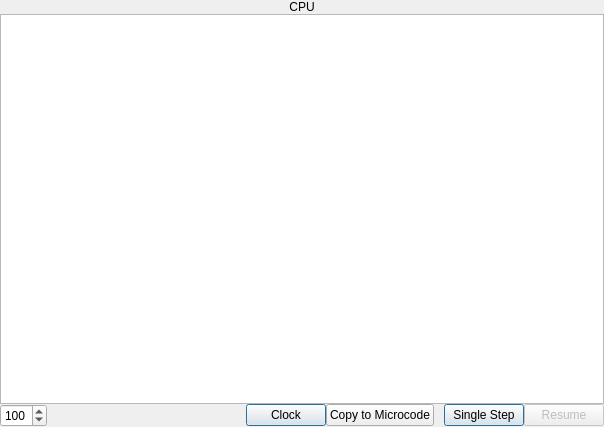
First picture: the form in cpupane.ui, repository StanWarford/pep8cpu, before the edit.
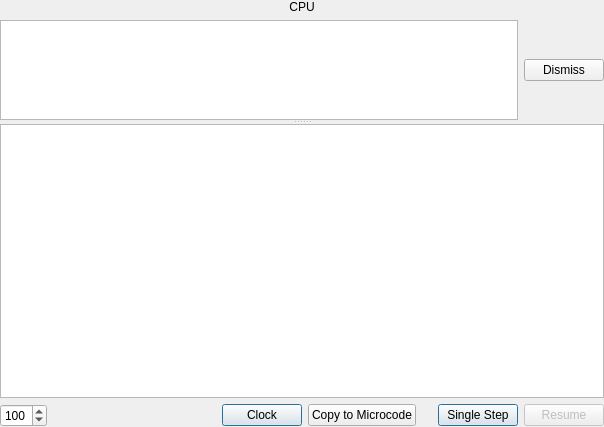
Second picture: the form after the edit.

Commit message: Added an idea for displaying errors in the CPU pane.

Patch:
```diff
--- a/cpupane.ui
+++ b/cpupane.ui
@@ -25,14 +25,11 @@
   <property name="windowTitle">
    <string>Form</string>
   </property>
-  <layout class="QGridLayout" name="gridLayout">
-   <property name="verticalSpacing">
-    <number>0</number>
-   </property>
+  <layout class="QVBoxLayout" name="verticalLayout">
    <property name="margin">
     <number>0</number>
    </property>
-   <item row="0" column="0">
+   <item>
     <widget class="QLabel" name="label">
      <property name="palette">
       <palette>
@@ -106,10 +103,42 @@
      </property>
     </widget>
    </item>
-   <item row="1" column="0">
-    <widget class="QGraphicsView" name="graphicsView"/>
+   <item>
+    <widget class="QSplitter" name="cpuErrorSplitter">
+     <property name="orientation">
+      <enum>Qt::Vertical</enum>
+     </property>
+     <widget class="QWidget" name="">
+      <layout class="QHBoxLayout" name="horizontalLayout_2">
+       <property name="sizeConstraint">
+        <enum>QLayout::SetMaximumSize</enum>
+       </property>
+       <item>
+        <widget class="QTextEdit" name="errorTextEdit">
+         <property name="maximumSize">
+          <size>
+           <width>16777215</width>
+           <height>100</height>
+          </size>
+         </property>
+         <property name="readOnly">
+          <bool>true</bool>
+         </property>
+        </widget>
+       </item>
+       <item>
+        <widget class="QPushButton" name="dismissPushButton">
+         <property name="text">
+          <string>Dismiss</string>
+         </property>
+        </widget>
+       </item>
+      </layout>
+     </widget>
+     <widget class="QGraphicsView" name="graphicsView"/>
+    </widget>
    </item>
-   <item row="2" column="0">
+   <item>
     <layout class="QHBoxLayout" name="horizontalLayout">
      <item>
       <widget class="QSpinBox" name="spinBox">
```
The commit also changes 3 other files.
